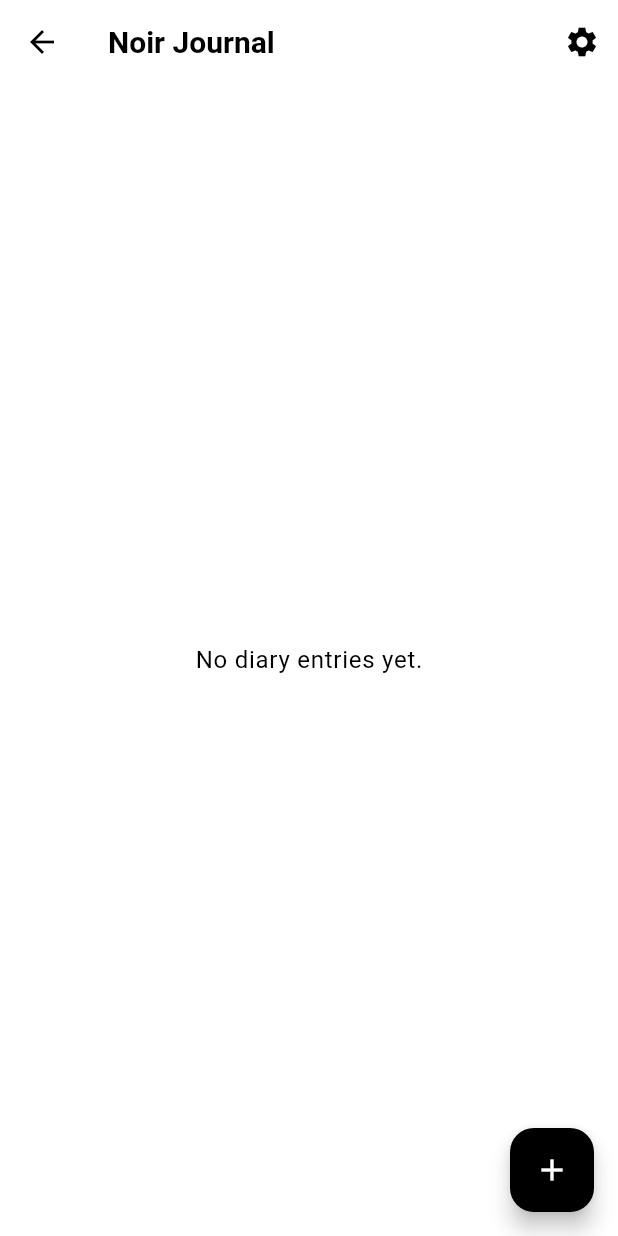
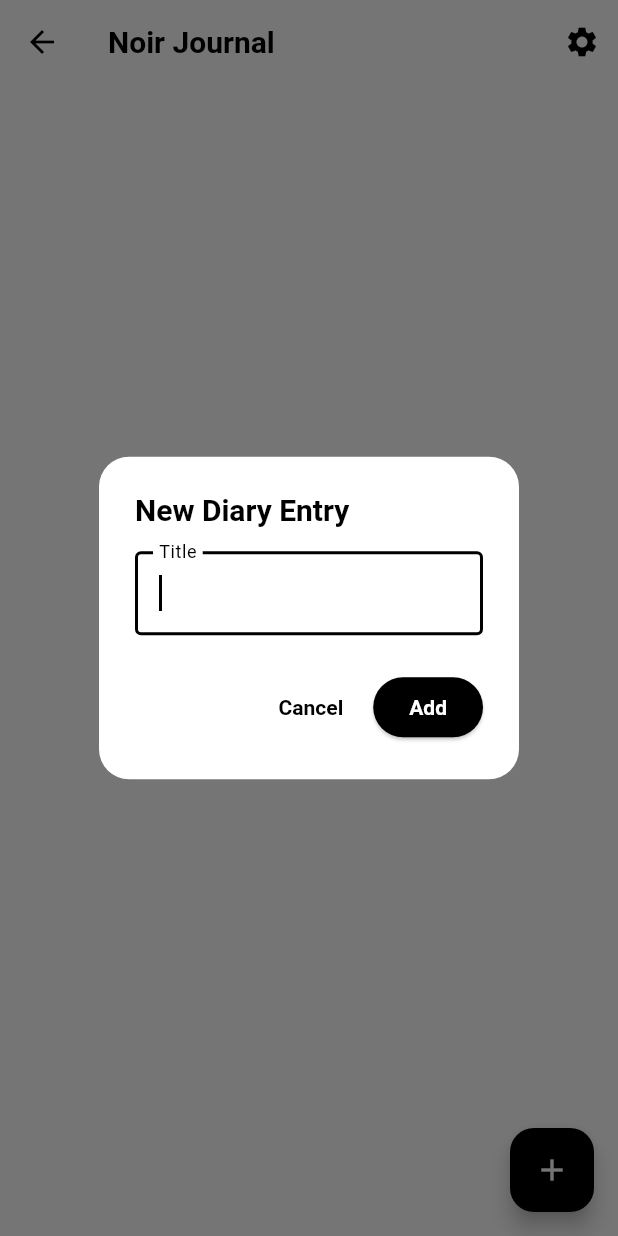
Before and after one commit to as9284/noir_journal, a Flutter app: the HomePage screen opened by its route, after a tap on the "add" icon, on a phone screen of 412 x 824 dp. Run offline on Flutter 3.47's test engine with Material 3 defaults, Android fonts, the phone set to English and light mode, and no system bars; our stand-ins replace package_info_plus, shared_preferences; accounts and stored records are empty.

Commit message:
Implement diary creation system and diary pages

```diff
--- /dev/null
+++ b/lib/models/diary_entry.dart
@@ -0,0 +1,16 @@
+class DiaryEntry {
+  final String title;
+  final DateTime createdAt;
+
+  DiaryEntry({required this.title, required this.createdAt});
+
+  Map<String, dynamic> toJson() => {
+    'title': title,
+    'createdAt': createdAt.toIso8601String(),
+  };
+
+  factory DiaryEntry.fromJson(Map<String, dynamic> json) => DiaryEntry(
+    title: json['title'],
+    createdAt: DateTime.parse(json['createdAt']),
+  );
+}
--- a/lib/screens/home.dart
+++ b/lib/screens/home.dart
@@ -1,9 +1,51 @@
+import 'dart:convert';
 import 'package:flutter/material.dart';
 import 'package:noir_journal/screens/settings.dart';
 import 'package:noir_journal/main.dart';
+import 'package:noir_journal/screens/entry_page.dart';
+import 'package:shared_preferences/shared_preferences.dart';
+import 'package:noir_journal/models/diary_entry.dart';
+import 'package:noir_journal/widgets/diary_entry_grouped_list.dart';
 
-class HomePage extends StatelessWidget {
+class HomePage extends StatefulWidget {
   const HomePage({super.key});
+
+  @override
+  State<HomePage> createState() => _HomePageState();
+}
+
+class _HomePageState extends State<HomePage> {
+  List<DiaryEntry> _entries = [];
+
+  @override
+  void initState() {
+    super.initState();
+    _loadEntries();
+  }
+
+  Future<void> _loadEntries() async {
+    final prefs = await SharedPreferences.getInstance();
+    final entriesJson = prefs.getStringList('diary_entries') ?? [];
+    setState(() {
+      _entries =
+          entriesJson.map((e) {
+            try {
+              final decoded = jsonDecode(e);
+              if (decoded is Map<String, dynamic>) {
+                return DiaryEntry.fromJson(decoded);
+              }
+            } catch (_) {}
+            // Legacy string entry
+            return DiaryEntry(title: e, createdAt: DateTime.now());
+          }).toList();
+    });
+  }
+
+  Future<void> _saveEntries() async {
+    final prefs = await SharedPreferences.getInstance();
+    final entriesJson = _entries.map((e) => jsonEncode(e.toJson())).toList();
+    await prefs.setStringList('diary_entries', entriesJson);
+  }
 
   void _onSettingsPressed(BuildContext context) {
     Navigator.push(
@@ -16,8 +58,53 @@ class HomePage extends StatelessWidget {
     );
   }
 
-  void _onAddEntryPressed(BuildContext context) {
-    // TODO: Open add diary entry dialog or page
+  void _onAddEntryPressed(BuildContext context) async {
+    final controller = TextEditingController();
+    final result = await showDialog<String>(
+      context: context,
+      builder:
+          (context) => AlertDialog(
+            title: const Text('New Diary Entry'),
+            content: TextField(
+              controller: controller,
+              autofocus: true,
+              decoration: const InputDecoration(
+                labelText: 'Title',
+                border: OutlineInputBorder(),
+              ),
+            ),
+            actions: [
+              TextButton(
+                onPressed: () => Navigator.pop(context),
+                child: const Text('Cancel'),
+              ),
+              ElevatedButton(
+                onPressed: () {
+                  if (controller.text.trim().isNotEmpty) {
+                    Navigator.pop(context, controller.text.trim());
+                  }
+                },
+                child: const Text('Add'),
+              ),
+            ],
+          ),
+    );
+    if (result != null && result.isNotEmpty) {
+      setState(() {
+        _entries.insert(
+          0,
+          DiaryEntry(title: result, createdAt: DateTime.now()),
+        );
+      });
+      await _saveEntries();
+    }
+  }
+
+  void _onEntryTap(DiaryEntry entry) {
+    Navigator.push(
+      context,
+      MaterialPageRoute(builder: (context) => EntryPage(title: entry.title)),
+    );
   }
 
   @override
@@ -33,18 +120,23 @@ class HomePage extends StatelessWidget {
           ),
         ],
       ),
-
       body: Padding(
         padding: const EdgeInsets.all(16.0),
-        child: Center(
-          // Placeholder for diary entries list
-          child: Text(
-            'No diary entries yet.',
-            style: Theme.of(context).textTheme.bodyLarge,
-          ),
-        ),
+        child:
+            _entries.isEmpty
+                ? Center(
+                  child: Text(
+                    'No diary entries yet.',
+                    style: Theme.of(context).textTheme.bodyLarge,
+                  ),
+                )
+                : DiaryEntryGroupedList(
+                  entries: _entries,
+                  onTap: _onEntryTap,
+                  onDeleteConfirm: _showDeleteConfirm,
+                  onDelete: _deleteEntry,
+                ),
       ),
-
       floatingActionButton: FloatingActionButton(
         onPressed: () => _onAddEntryPressed(context),
         tooltip: 'Add Entry',
@@ -52,4 +144,39 @@ class HomePage extends StatelessWidget {
       ),
     );
   }
+
+  Future<bool?> _showDeleteConfirm(DiaryEntry entry) async {
+    return await showDialog<bool>(
+          context: context,
+          builder:
+              (context) => AlertDialog(
+                title: const Text('Delete Entry?'),
+                content: Text(
+                  'Are you sure you want to delete "${entry.title}"?',
+                ),
+                actions: [
+                  TextButton(
+                    onPressed: () => Navigator.pop(context, false),
+                    child: const Text('Cancel'),
+                  ),
+                  ElevatedButton(
+                    onPressed: () => Navigator.pop(context, true),
+                    style: ElevatedButton.styleFrom(
+                      backgroundColor: Colors.red,
+                      foregroundColor: Colors.white,
+                    ),
+                    child: const Text('Delete'),
+                  ),
+                ],
+              ),
+        ) ??
+        false;
+  }
+
+  void _deleteEntry(DiaryEntry entry) async {
+    setState(() {
+      _entries.remove(entry);
+    });
+    await _saveEntries();
+  }
 }
--- a/lib/theme/app_theme.dart
+++ b/lib/theme/app_theme.dart
@@ -1,4 +1,7 @@
 import 'package:flutter/material.dart';
+
+final entryCardLightColor = Color(0xFFF8F8F8);
+final entryCardDarkColor = Color(0xFF23232A).withValues(alpha: 0.92);
 
 final ThemeData lightTheme = ThemeData(
   brightness: Brightness.light,
@@ -53,6 +56,16 @@ final ThemeData lightTheme = ThemeData(
   // Add spacing theme
   inputDecorationTheme: const InputDecorationTheme(
     contentPadding: EdgeInsets.symmetric(vertical: 16.0, horizontal: 12.0),
+  ),
+  dialogTheme: DialogTheme(
+    backgroundColor: Colors.white,
+    shape: RoundedRectangleBorder(borderRadius: BorderRadius.circular(20)),
+    titleTextStyle: const TextStyle(
+      color: Colors.black,
+      fontSize: 20,
+      fontWeight: FontWeight.bold,
+    ),
+    contentTextStyle: const TextStyle(color: Colors.black87, fontSize: 16),
   ),
 );
 
@@ -110,4 +123,14 @@ final ThemeData darkTheme = ThemeData(
   inputDecorationTheme: const InputDecorationTheme(
     contentPadding: EdgeInsets.symmetric(vertical: 16.0, horizontal: 12.0),
   ),
+  dialogTheme: DialogTheme(
+    backgroundColor: const Color(0xFF23232A),
+    shape: RoundedRectangleBorder(borderRadius: BorderRadius.circular(20)),
+    titleTextStyle: const TextStyle(
+      color: Colors.white,
+      fontSize: 20,
+      fontWeight: FontWeight.bold,
+    ),
+    contentTextStyle: const TextStyle(color: Colors.white70, fontSize: 16),
+  ),
 );
```
Also changed, not shown: lib/screens/entry_page.dart (added, +47 -0 lines), lib/widgets/diary_entry_card.dart (added, +112 -0 lines), lib/widgets/diary_entry_grouped_list.dart (added, +76 -0 lines).
